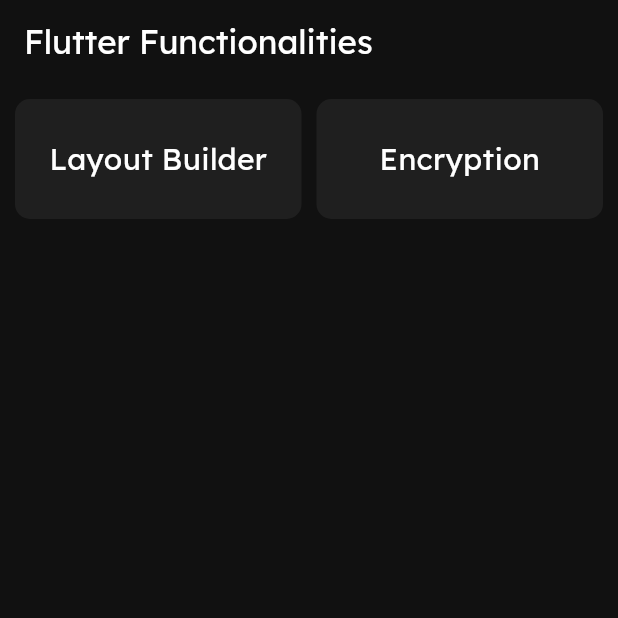
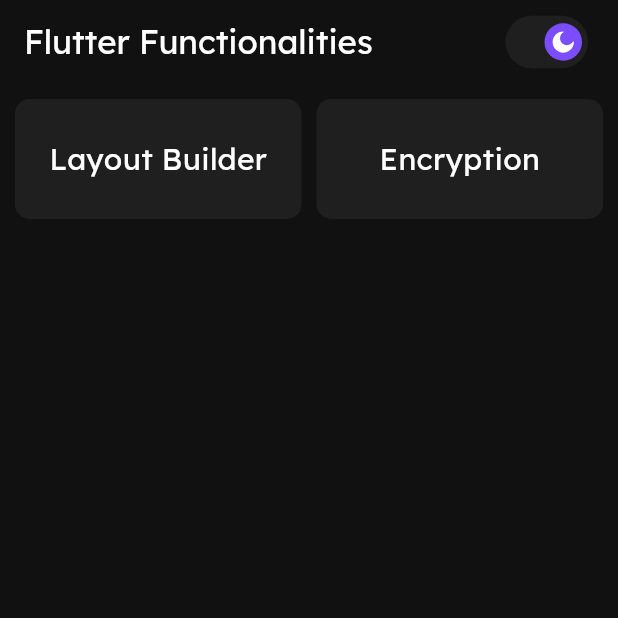
Before and after one commit to rane-siddhesh/flutter_functionalities, a Flutter app: the screen it shows after launch, on a phone screen of 412 x 824 dp, the top half of it. Run offline on Flutter 3.47's test engine with Material 3 defaults, Android fonts, the phone set to English and light mode, and no system bars; drawn by our look-alikes of flutter_switch; our stand-ins replace flutter_riverpod, flutter_svg, google_fonts; missing offline and left inert: encrypt.

Commit message:
darkh/light theme changes

```diff
--- a/lib/dashboard.dart
+++ b/lib/dashboard.dart
@@ -1,19 +1,50 @@
 import 'package:flutter/material.dart';
+import 'package:flutter_riverpod/flutter_riverpod.dart';
+import 'package:flutter_svg/flutter_svg.dart';
+import 'package:flutter_switch/flutter_switch.dart';
 import 'package:layout_builder/encryption_demo.dart';
 import 'package:layout_builder/layout_builder_demo.dart';
+import 'package:layout_builder/notifier/theme_notifier.dart';
 
-class Dashboard extends StatelessWidget {
+class Dashboard extends ConsumerStatefulWidget {
   const Dashboard({super.key});
 
   @override
+  ConsumerState<Dashboard> createState() => _DashboardState();
+}
+
+class _DashboardState extends ConsumerState<Dashboard> {
+  final items = ['Layout Builder', 'Encryption'];
+
+  @override
   Widget build(BuildContext context) {
-    final items = ['Layout Builder', 'Encryption'];
+    final themeAsync = ref.watch(themeProvider);
+    final themeNotifier = ref.read(themeProvider.notifier);
+    bool _isToggled = (themeAsync == ThemeMode.dark);
     return Scaffold(
       appBar: AppBar(
         title: const Text(
           "Flutter Functionalities",
           style: TextStyle(color: Colors.white),
         ),
+        actionsPadding: const EdgeInsets.only(right: 20),
+        actions: [
+          FlutterSwitch(
+            height: 35,
+            width: 55,
+            activeColor: Color(0xff1f1f1f),
+            inactiveColor: Colors.white,
+            inactiveIcon: SvgPicture.asset('assets/images/sun.svg'),
+            activeIcon: SvgPicture.asset('assets/images/moon.svg'),
+            inactiveToggleColor: Colors.deepPurpleAccent,
+            activeToggleColor: Colors.deepPurpleAccent,
+            value: _isToggled,
+            onToggle: (val) => setState(() {
+              _isToggled = val;
+              themeNotifier.toggleTheme();
+            }),
+          ),
+        ],
         backgroundColor: Color(0xff111111),
       ),
       body: Container(
@@ -30,13 +61,16 @@
             return InkWell(
               onTap: () {
                 late var destination;
-                switch(index) {
+                switch (index) {
                   case 0:
                     destination = LayoutBuilderDemo();
                   case 1:
                     destination = EncryptionDemo();
                 }
-                Navigator.push(context, MaterialPageRoute(builder:(context) => destination));
+                Navigator.push(
+                  context,
+                  MaterialPageRoute(builder: (context) => destination),
+                );
               },
               child: Container(
                 padding: EdgeInsets.all(10),
--- a/lib/main.dart
+++ b/lib/main.dart
@@ -1,12 +1,14 @@
 import 'package:flutter/material.dart';
 import 'package:google_fonts/google_fonts.dart';
 import 'package:layout_builder/dashboard.dart';
+import 'package:flutter_riverpod/flutter_riverpod.dart';
+import 'package:layout_builder/notifier/theme_notifier.dart';
 
 void main() {
-  runApp(const MyApp());
+  runApp(const ProviderScope(child: const MyApp()));
 }
 
-final themeData = ThemeData(
+final darkthemeData = ThemeData(
   colorScheme: ColorScheme(
     brightness: Brightness.dark,
     primary: Color(0xff1f1f1f),
@@ -25,15 +27,37 @@
   ),
 );
 
-class MyApp extends StatelessWidget {
+final themeData = ThemeData(
+  colorScheme: ColorScheme(
+    brightness: Brightness.dark,
+    primary: Colors.grey,
+    secondary: Color(0xff111111),
+    error: Colors.red,
+    surface: Color(0xffffffff),
+    onPrimary: Color(0xff111111),
+    onSecondary: Color(0xffffffff),
+    onError: Colors.black,
+    onSurface: Colors.black,
+  ),
+  textTheme: GoogleFonts.lexendTextTheme().copyWith(
+    bodySmall: GoogleFonts.lexend(),
+    bodyMedium: GoogleFonts.lexend(),
+    bodyLarge: GoogleFonts.lexend(),
+  ),
+);
+
+class MyApp extends ConsumerWidget {
   const MyApp({super.key});
 
   // This widget is the root of your application.
   @override
-  Widget build(BuildContext context) {
+  Widget build(BuildContext context, WidgetRef ref) {
+    final themeMode = ref.watch(themeProvider);
     return MaterialApp(
       title: 'Flutter Demo',
+      darkTheme: darkthemeData,
       theme: themeData,
+      themeMode: themeMode,
       home: const Dashboard(),
     );
   }
```
Also changed, not shown: lib/notifier/theme_notifier.dart (added, +19 -0 lines), pubspec.yaml (+7 -3 lines), assets/images/moon.svg (added), assets/images/sun.svg (added), pubspec.lock.
